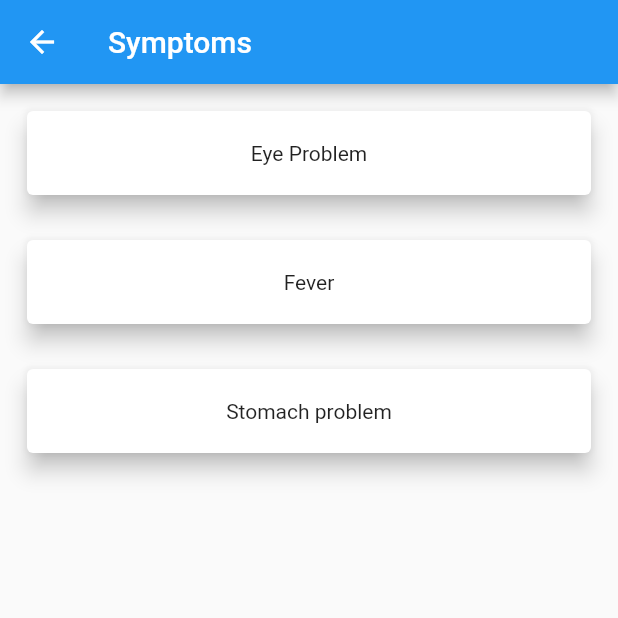
After one commit to sayanmondal31/medisol-android, a Flutter app: the SymptomsPage screen opened by its route, on a phone screen of 412 x 824 dp, the top half of it. The commit adds this screen. Run offline on Flutter 3.47's test engine with Material 2 defaults, Android fonts, the phone set to English and light mode, and no system bars; our stand-ins replace font_awesome_flutter.

Commit message:
symptom added

```diff
--- a/lib/first_aid/first_aid_page/firstAid_page.dart
+++ b/lib/first_aid/first_aid_page/firstAid_page.dart
@@ -1,6 +1,7 @@
 import 'package:flutter/material.dart';
 import 'package:flutter/widgets.dart';
-import 'package:medisol/first_aid/first_aid_page/firstaid_components.dart';
+import 'package:medisol/first_aid/first_aid_page/common_page_handle.dart';
+
 
 class FirstaidPage extends StatelessWidget {
   final List<String> entries = <String>['A', 'B', 'C'];
--- a/lib/firstpage/page.dart
+++ b/lib/firstpage/page.dart
@@ -7,6 +7,7 @@ class MediPage extends StatelessWidget {
   Widget build(BuildContext context) {
     return Scaffold(
       drawer: Drawer(
+
         child: SafeArea(
             child: Column(
           children: <Widget>[
@@ -20,6 +21,8 @@ class MediPage extends StatelessWidget {
         )),
       ),
       appBar: AppBar(
+        backgroundColor: Colors.cyan[900],
+
         title: Center(
           child: Text('MediSol'),
         ),
@@ -47,6 +50,9 @@ class MediPage extends StatelessWidget {
                   IconCards(
                     cardtext: 'Symtoms',
                     cardicon: FontAwesomeIcons.solidHeart,
+                    press: (){
+                      Navigator.pushNamed(context, '/symtom');
+                    },
                   ),
                 ],
               ),
--- /dev/null
+++ b/lib/symptoms/symptom_page/symptom_page.dart
@@ -0,0 +1,39 @@
+import 'package:flutter/material.dart';
+import 'package:medisol/first_aid/first_aid_page/common_page_handle.dart';
+
+class SymptomsPage extends StatelessWidget {
+  @override
+  Widget build(BuildContext context) {
+    return Scaffold(
+      appBar: AppBar(
+        title: Text('Symptoms'),
+      ),
+      body: ListView(
+        padding: const EdgeInsets.all(8.0),
+        children: <Widget>[
+          FirstaidComponents(
+            problemText: 'Eye Problem',
+            gotoPageName: '/symptomeyes',
+          ),
+          SizedBox(
+            height: 10.0,
+          ),
+          FirstaidComponents(
+            problemText: 'Fever',
+            gotoPageName: '/symptomfever',
+          ),
+          SizedBox(
+            height: 10.0,
+          ),
+          FirstaidComponents(
+            problemText: 'Stomach problem',
+            gotoPageName: '/symptomfever',
+          ),
+          SizedBox(
+            height: 10.0,
+          ),
+        ],
+      ),
+    );
+  }
+}
```
Also changed, not shown: lib/main.dart (+8 -0 lines), lib/symptoms/eyes.dart (+14 -0 lines), lib/symptoms/fever.dart (+14 -0 lines), lib/symptoms/stomach_problem.dart (+14 -0 lines), images/green.jpg (added), lib/first_aid/first_aid_page/common_page_handle.dart (renamed from lib/first_aid/first_aid_page/firstaid_components.dart).
